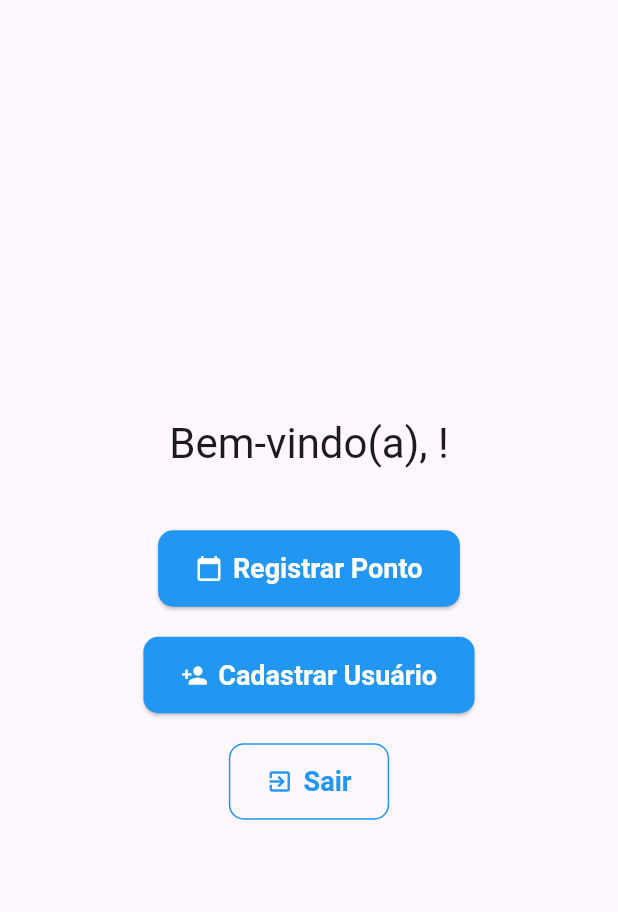
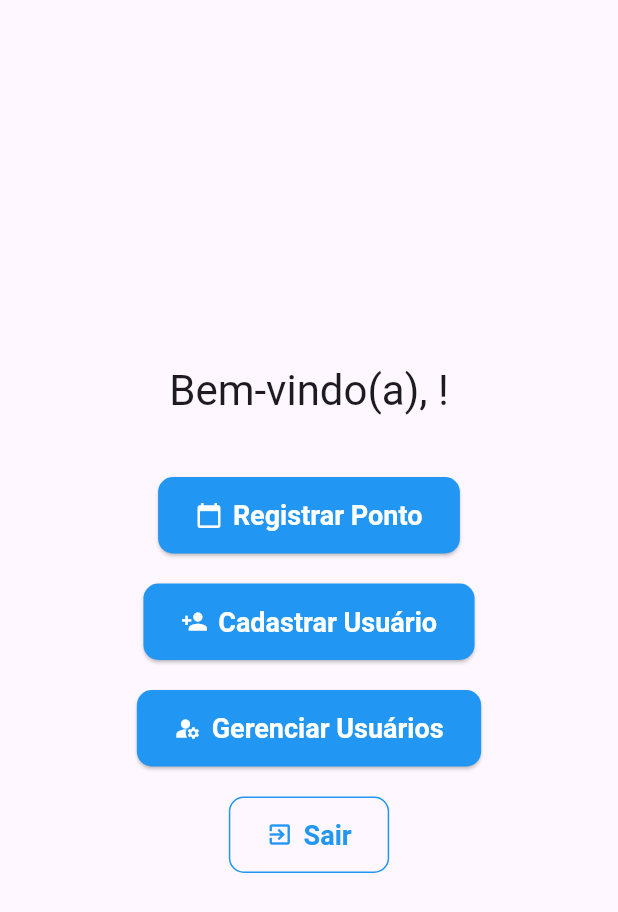
Before and after one commit to Rodkross/controle_ponto, a Flutter app: the HomePage screen opened directly with empty values, after a tap on "Voltar", on a phone screen of 412 x 824 dp. Shown: the top 912 px of the screen. Run offline on Flutter 3.47's test engine with Material 3 defaults, Android fonts, the phone set to English and light mode, and no system bars; our stand-ins replace cloud_firestore, firebase_auth, firebase_core; accounts and stored records are empty.

Commit message:
novas melhorias tela gerencial

```diff
--- a/lib/main.dart
+++ b/lib/main.dart
@@ -1,3 +1,4 @@
+import 'manage_users_screen.dart';
 import 'register_user_screen.dart';
 import 'package:flutter/material.dart';
 import 'package:firebase_core/firebase_core.dart';
@@ -289,6 +290,31 @@ class _WelcomeScreenState extends State<WelcomeScreen> {
               },
               icon: const Icon(Icons.person_add),
               label: const Text('Cadastrar Usuário'),
+              style: ElevatedButton.styleFrom(
+                padding: const EdgeInsets.symmetric(
+                  vertical: 15,
+                  horizontal: 25,
+                ),
+                textStyle: const TextStyle(
+                  fontSize: 18,
+                  fontWeight: FontWeight.bold,
+                ),
+                shape: RoundedRectangleBorder(
+                  borderRadius: BorderRadius.circular(10),
+                ),
+              ),
+            ),const SizedBox(height: 20), // Este é o espaçamento antes do novo botão
+          // --- NOVO BOTÃO ADICIONADO AQUI ---
+          ElevatedButton.icon(
+            onPressed: () {
+              // Ação para navegar para a tela de gerenciamento de usuários
+              Navigator.push(
+                context,
+                MaterialPageRoute(builder: (context) => ManageUsersScreen()),
+              );
+            },
+            icon: const Icon(Icons.manage_accounts), // Ícone sugestivo
+            label: const Text('Gerenciar Usuários'),
             style: ElevatedButton.styleFrom(
               padding: const EdgeInsets.symmetric(
                 vertical: 15,
@@ -913,21 +939,11 @@ class _HomePageState extends State<HomePage> {
         ),
       ),
       // --- FloatingActionButtons na parte inferior ---
-      floatingActionButton: Row(
-        mainAxisAlignment:
-            MainAxisAlignment.spaceBetween, // Para espaçar os botões
+      floatingActionButton: Padding(
+        padding: const EdgeInsets.only(left: 28.0), // Ajuste este valor conforme necessário
+        child: Row(
+          mainAxisAlignment: MainAxisAlignment.spaceBetween,
           children: [
-          Padding(
-            padding: const EdgeInsets.only(
-              left: 30,
-            ), // Adiciona um padding para a esquerda
-            child: FloatingActionButton(
-              onPressed: _backToWelcomeScreen,
-              child: const Icon(Icons.arrow_back),
-              tooltip: 'Voltar',
-              heroTag: 'backButton', // Adicione um heroTag único
-            ),
-          ),
             FloatingActionButton.extended(
               onPressed: _backToWelcomeScreen,
               label: const Text('Voltar'),
@@ -935,7 +951,9 @@ class _HomePageState extends State<HomePage> {
               tooltip: 'Voltar',
               heroTag: 'backButton',
               backgroundColor: Theme.of(context).primaryColor,
+              foregroundColor: Colors.white,
             ),
+            const SizedBox(width: 16), // Este SizedBox já cria um espaçamento entre seus dois botões
             FloatingActionButton.extended(
               onPressed: _logout,
               label: const Text('Sair'),
@@ -943,11 +961,13 @@ class _HomePageState extends State<HomePage> {
               tooltip: 'Sair',
               heroTag: 'logoutButton',
               backgroundColor: Theme.of(context).primaryColor,
+              foregroundColor: Colors.white,
             ),
           ],
         ),
+      ),
       floatingActionButtonLocation:
-          FloatingActionButtonLocation.centerFloat, // Centraliza a Row
+          FloatingActionButtonLocation.endFloat,
     );
   }
 
```
Also changed, not shown: lib/manage_users_screen.dart (added, +210 -0 lines). Lines whose indentation alone changed are shown as unchanged.
